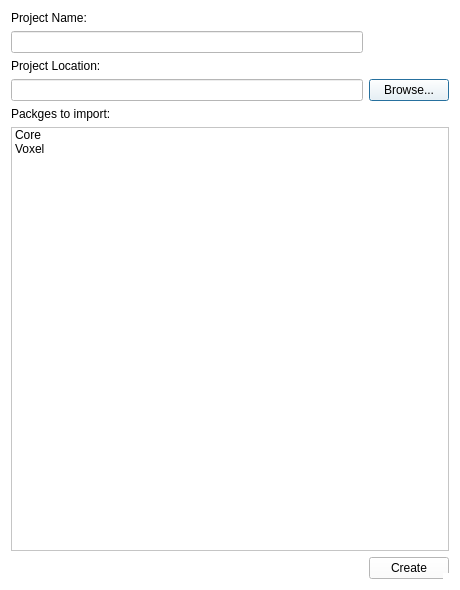
The window that dev/src/GameStudio/form_projectwizard.ui (lythm/ld3d) describes before a commit, drawn with Qt 5.
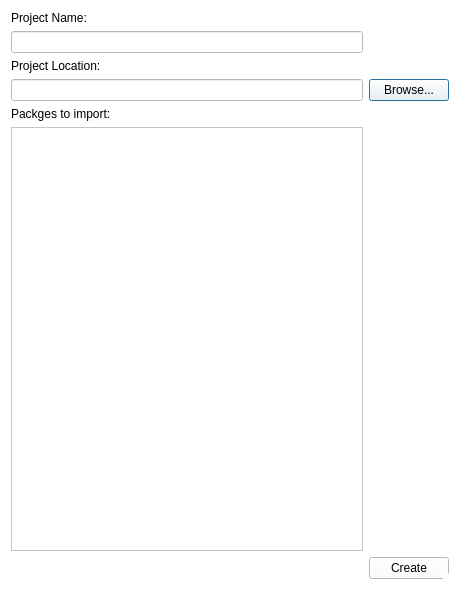
The same window after the commit.

What changed in the file:
```diff
--- a/dev/src/GameStudio/form_projectwizard.ui
+++ b/dev/src/GameStudio/form_projectwizard.ui
@@ -58,39 +58,6 @@
      </property>
     </widget>
    </item>
-   <item row="5" column="0" colspan="2">
-    <widget class="QListWidget" name="listWidget">
-     <item>
-      <property name="text">
-       <string>Core</string>
-      </property>
-      <property name="checkState">
-       <enum>Unchecked</enum>
-      </property>
-      <property name="flags">
-       <set>ItemIsSelectable|ItemIsUserCheckable|ItemIsEnabled</set>
-      </property>
-     </item>
-     <item>
-      <property name="text">
-       <string>Voxel</string>
-      </property>
-      <property name="checkState">
-       <enum>Unchecked</enum>
-      </property>
-      <property name="flags">
-       <set>ItemIsSelectable|ItemIsUserCheckable|ItemIsEnabled</set>
-      </property>
-     </item>
-    </widget>
-   </item>
-   <item row="4" column="0">
-    <widget class="QLabel" name="label_2">
-     <property name="text">
-      <string>Packges to import:</string>
-     </property>
-    </widget>
-   </item>
    <item row="2" column="0">
     <widget class="QLabel" name="label">
      <property name="text">
@@ -105,6 +72,16 @@
      </property>
     </widget>
    </item>
+   <item row="5" column="0">
+    <widget class="QListView" name="listView"/>
+   </item>
+   <item row="4" column="0">
+    <widget class="QLabel" name="label_2">
+     <property name="text">
+      <string>Packges to import:</string>
+     </property>
+    </widget>
+   </item>
   </layout>
  </widget>
  <layoutdefault spacing="6" margin="11"/>
```
Left out of the diff: 2 changed lines with no effect on the pictures.
